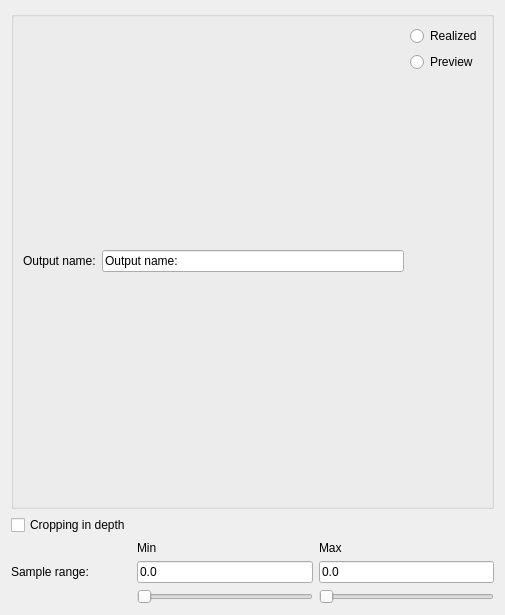
This is examples/depthconvert.ui in ordovician/QtUIParser.jl as Qt 5 draws it before an edit. The edited form follows.
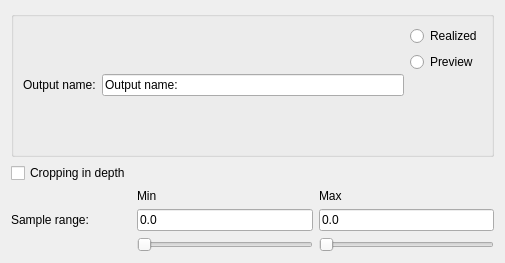
This is the edited form.

Commit message: Partially done depth convert

What changed in the file:
```diff
--- a/examples/depthconvert.ui
+++ b/examples/depthconvert.ui
@@ -6,7 +6,7 @@
         <x>0</x>
         <y>0</y>
         <width>505</width>
-        <height>615</height>
+        <height>263</height>
       </rect>
     </property>
     <property name="windowTitle">
```
Left out of the diff: 3 changed lines with no effect on the pictures. The commit also changes 1 other file.
